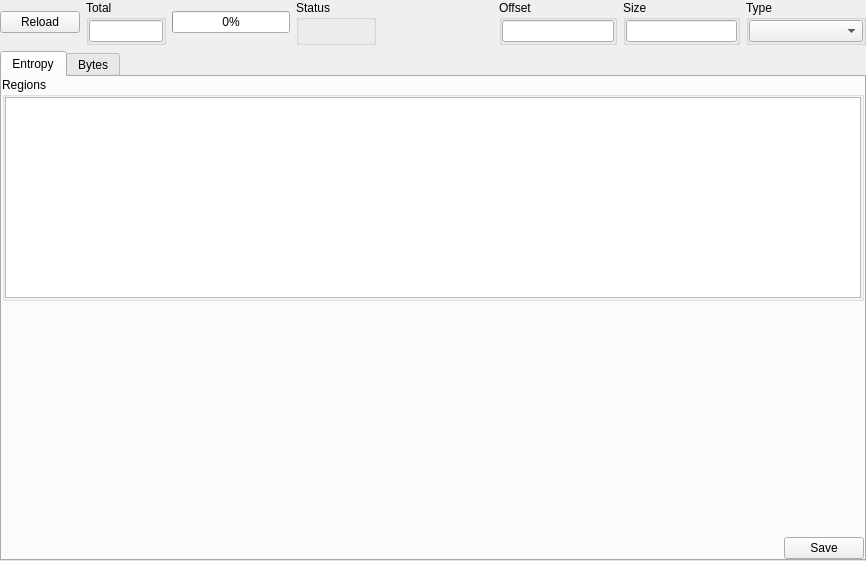
horsicq/XEntropyWidget, file xentropywidget.ui: the form before one commit.
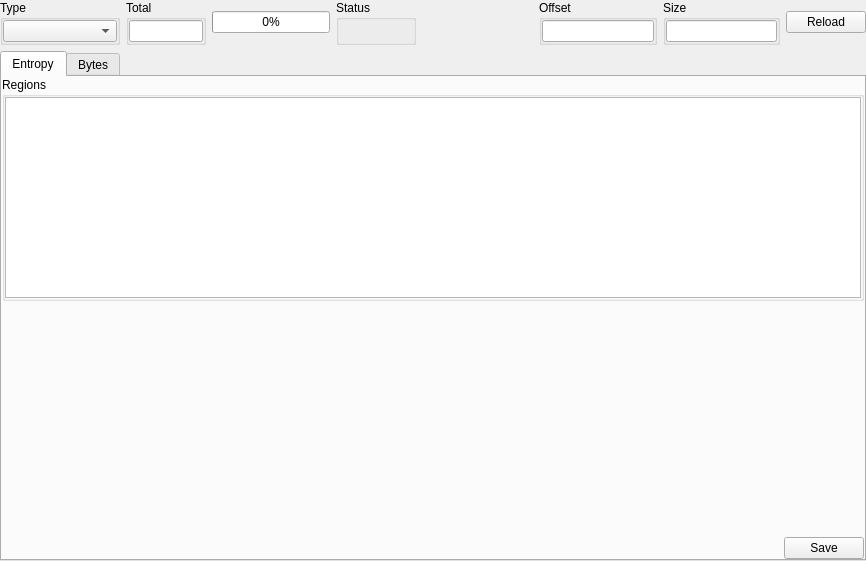
The form after the commit. Custom widgets are drawn as their Qt base class.

```diff
--- a/xentropywidget.ui
+++ b/xentropywidget.ui
@@ -29,10 +29,33 @@
    <item>
     <layout class="QHBoxLayout" name="horizontalLayout">
      <item>
-      <widget class="QPushButton" name="pushButtonReload">
-       <property name="text">
-        <string>Reload</string>
+      <widget class="QGroupBox" name="groupBoxType">
+       <property name="minimumSize">
+        <size>
+         <width>120</width>
+         <height>0</height>
+        </size>
        </property>
+       <property name="title">
+        <string>Type</string>
+       </property>
+       <layout class="QVBoxLayout" name="verticalLayout">
+        <property name="leftMargin">
+         <number>0</number>
+        </property>
+        <property name="topMargin">
+         <number>0</number>
+        </property>
+        <property name="rightMargin">
+         <number>0</number>
+        </property>
+        <property name="bottomMargin">
+         <number>0</number>
+        </property>
+        <item>
+         <widget class="QComboBox" name="comboBoxType"/>
+        </item>
+       </layout>
       </widget>
      </item>
      <item>
@@ -216,33 +239,10 @@
       </widget>
      </item>
      <item>
-      <widget class="QGroupBox" name="groupBoxType">
-       <property name="minimumSize">
-        <size>
-         <width>120</width>
-         <height>0</height>
-        </size>
+      <widget class="QPushButton" name="pushButtonReload">
+       <property name="text">
+        <string>Reload</string>
        </property>
-       <property name="title">
-        <string>Type</string>
-       </property>
-       <layout class="QVBoxLayout" name="verticalLayout">
-        <property name="leftMargin">
-         <number>0</number>
-        </property>
-        <property name="topMargin">
-         <number>0</number>
-        </property>
-        <property name="rightMargin">
-         <number>0</number>
-        </property>
-        <property name="bottomMargin">
-         <number>0</number>
-        </property>
-        <item>
-         <widget class="QComboBox" name="comboBoxType"/>
-        </item>
-       </layout>
       </widget>
      </item>
     </layout>
```
